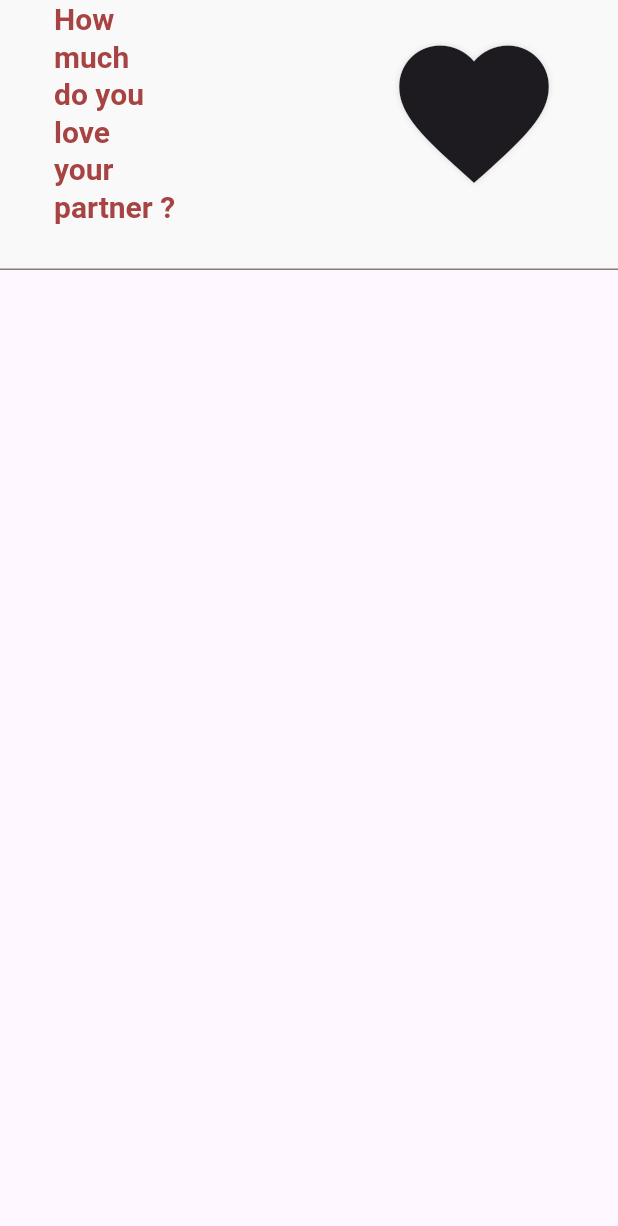
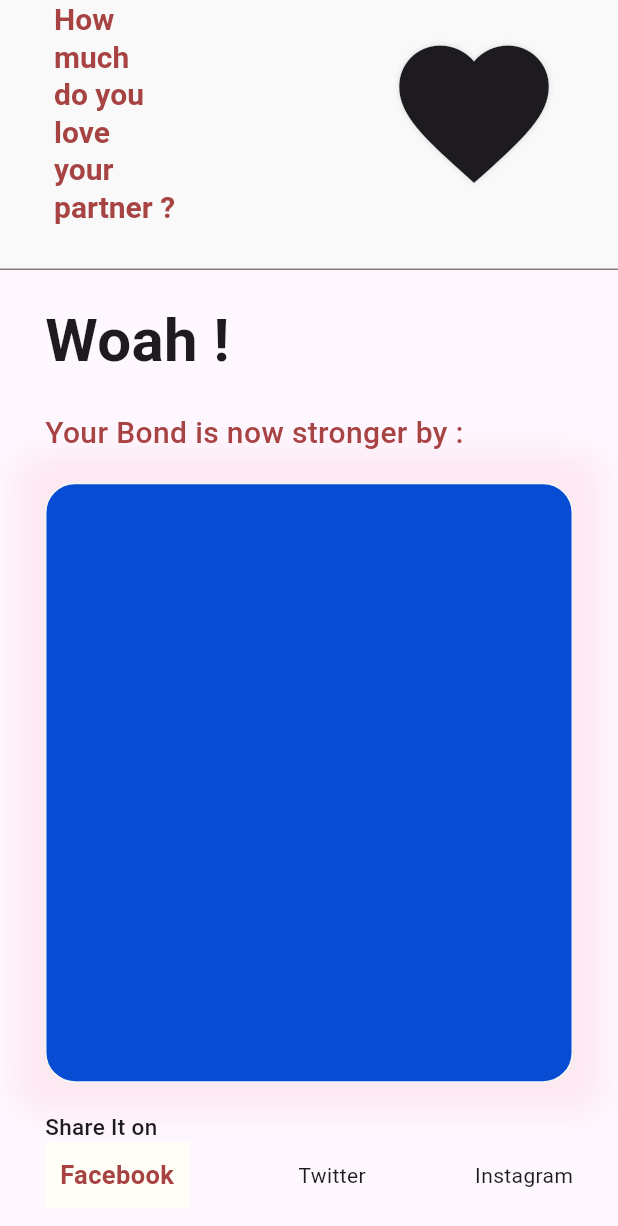
Before and after one commit to SubhamSharma1/try_love_calc, a Flutter app: the screen it shows after launch, on a phone screen of 412 x 824 dp. Shown: the top 1226 px of the screen. Run offline on Flutter 3.47's test engine with Material 3 defaults, Android fonts, the phone set to English and light mode, and no system bars.

Commit message:
added design

```diff
--- a/lib/result.dart
+++ b/lib/result.dart
@@ -89,9 +89,11 @@ class _ResultPageState extends State<ResultPage> {
                   )
                 ],
                 ),
+
             ],
 
           ),
+
         ) ,
 
         shape: Border(
@@ -102,6 +104,89 @@ class _ResultPageState extends State<ResultPage> {
            ),
       ),
 
+      body: Container(
+        margin: EdgeInsets.only(left: 30.0,right: 30.0),
+        child: Column(
+          mainAxisAlignment: MainAxisAlignment.spaceEvenly,
+          crossAxisAlignment: CrossAxisAlignment.start,
+          children: [
+            Text(
+              "Woah !",
+              style: TextStyle(
+                fontWeight: FontWeight.bold,
+                fontSize: 40.0
+              ),
+            ),
+
+            Text(
+              "Your Bond is now stronger by :",
+              style: TextStyle(
+                color: Color(0xffa74343),
+                fontSize: 20.0,
+                fontWeight: FontWeight.w500
+              ),
+            ),
+
+            Container(
+              height:400.0,
+              width: double.infinity,
+              decoration: BoxDecoration(
+                border: Border.all(
+                  color: const Color.fromARGB(255, 241, 245, 244),
+                  width: 1.0
+                ),
+
+                borderRadius: BorderRadius.circular(20.0),
+                color: Color.fromARGB(255, 8, 76, 211),
+                boxShadow: [BoxShadow(
+                  color: Color.fromARGB(15, 245, 0, 33),
+                  blurRadius: 16.0,
+                  spreadRadius: 20.0,
+                )]
+              ),
+            ),
+
+
+
+            Column(
+              crossAxisAlignment: CrossAxisAlignment.start,
+              children: [
+                Text(
+              "Share It on",
+              style: TextStyle(
+                fontSize: 15.0,
+                fontWeight: FontWeight.w500
+              ),
+            ),
+                Row(
+                  mainAxisAlignment: MainAxisAlignment.spaceBetween,
+                  children: [Container(
+                    color: Color.fromARGB(255, 255, 255, 247),
+                    padding: EdgeInsets.all(10.0),
+                    child: Text("Facebook",
+                    style: TextStyle(
+                      color:Color(0xffa74343),
+                      fontSize: 17.0,
+                      fontWeight: FontWeight.bold
+                    ),),
+                  ),
+                  Container(
+                    child: Text("Twitter"),
+                  ),
+                  Container(
+                    child: Text("Instagram"),
+                  ),
+                  ]
+                ),
+
+
+              ],
+            )
+
+          ],
+        ),
+      ),
+
 
     );
   }
```
